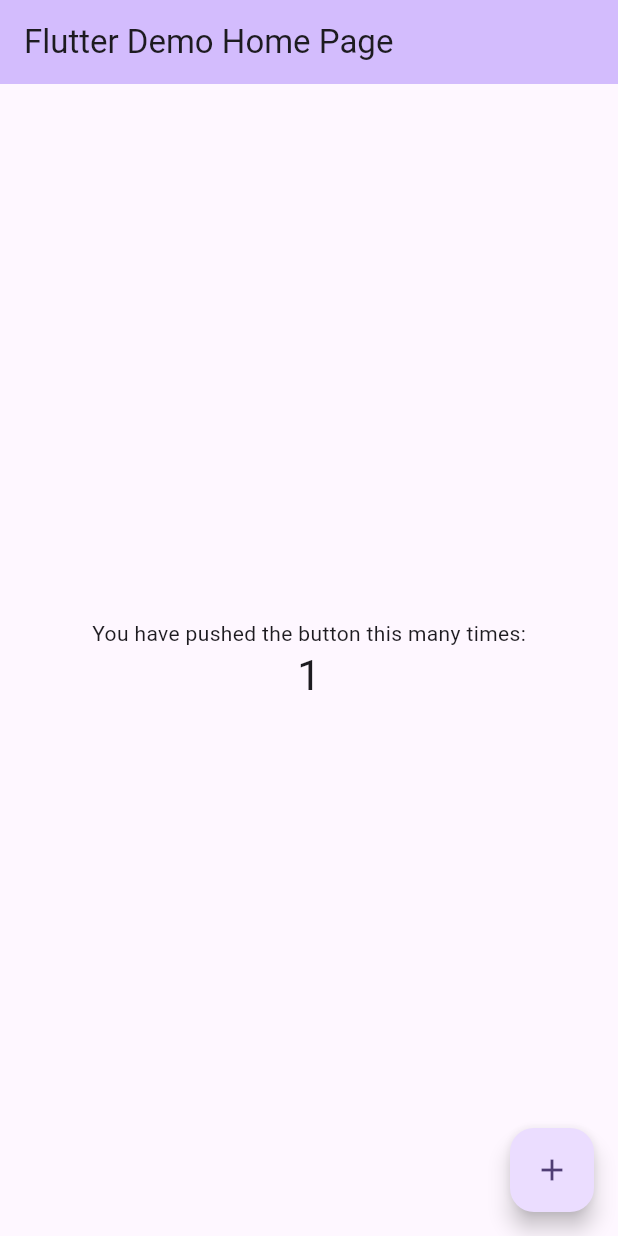
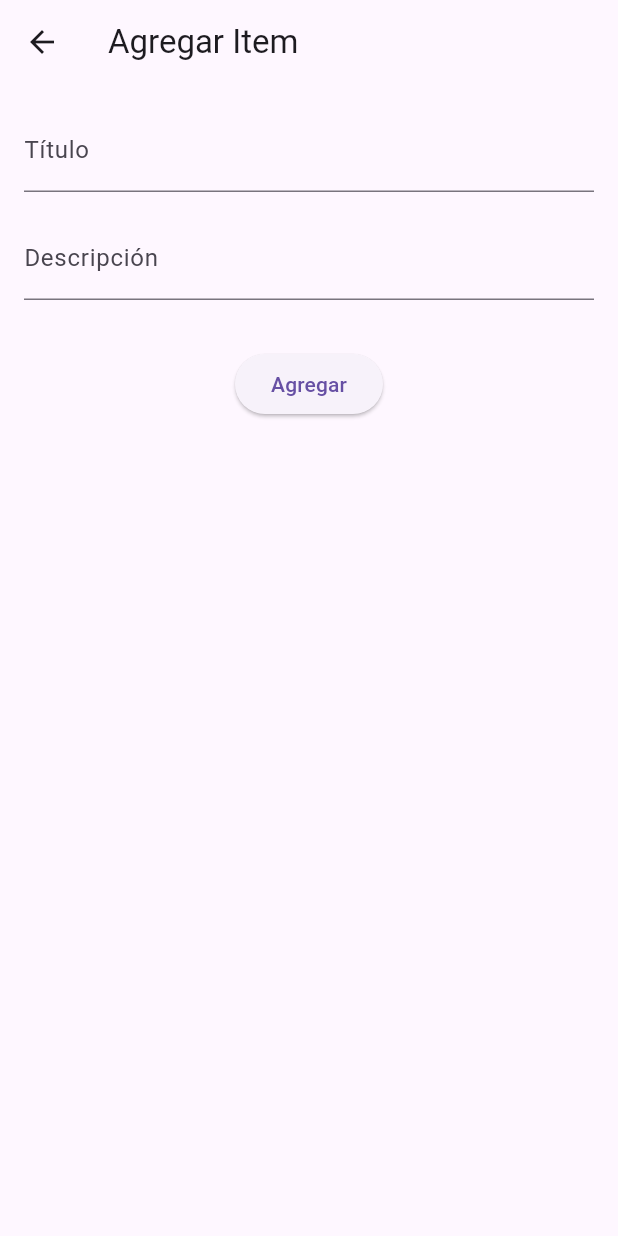
Before and after one commit to Marisolperez22/reto_pragma, a Flutter app: the screen it shows after launch, after a tap on the "add" icon, on a phone screen of 412 x 824 dp. Run offline on Flutter 3.47's test engine with Material 3 defaults, Android fonts, the light colour scheme and no system bars; our stand-ins replace go_router.

Commit message:
full app

```diff
--- /dev/null
+++ b/lib/app.dart
@@ -0,0 +1,15 @@
+import 'package:flutter/material.dart';
+import 'config/app_router.dart';
+
+class MyApp extends StatelessWidget {
+  const MyApp({super.key});
+
+  @override
+  Widget build(BuildContext context) {
+    return MaterialApp.router(
+      title: 'Reto PRAGMA',
+      routerConfig: router,
+      debugShowCheckedModeBanner: false,
+    );
+  }
+}
--- /dev/null
+++ b/lib/config/app_router.dart
@@ -0,0 +1,32 @@
+import 'package:go_router/go_router.dart';
+
+import '../screens/home_screen.dart';
+import '../screens/details_screen.dart';
+import '../screens/form_screen.dart';
+
+final GoRouter router = GoRouter(
+  routes: [
+    GoRoute(
+      path: '/',
+      builder: (context, state) => HomeScreen(),
+    ),
+    GoRoute(
+      path: '/details/:index',
+      builder: (context, state) {
+        final index = int.parse(state.pathParameters['index']!);
+        return DetailsScreen(index: index);
+      },
+    ),
+    GoRoute(
+      path: '/form',
+      builder: (context, state) => FormScreen(),
+    ),
+    GoRoute(
+      path: '/form/:index',
+      builder: (context, state) {
+        final index = int.parse(state.pathParameters['index']!);
+        return FormScreen(index: index);
+      },
+    ),
+  ],
+);
--- a/lib/main.dart
+++ b/lib/main.dart
@@ -1,122 +1,9 @@
 import 'package:flutter/material.dart';
+import 'package:provider/provider.dart';
+
+import 'app.dart';
+import 'providers/item_provider.dart';
 
 void main() {
-  runApp(const MyApp());
+  runApp(ChangeNotifierProvider(create: (_) => ItemProvider(), child: MyApp()));
 }
-
-class MyApp extends StatelessWidget {
-  const MyApp({super.key});
-
-  // This widget is the root of your application.
-  @override
-  Widget build(BuildContext context) {
-    return MaterialApp(
-      title: 'Flutter Demo',
-      theme: ThemeData(
-        // This is the theme of your application.
-        //
-        // TRY THIS: Try running your application with "flutter run". You'll see
-        // the application has a purple toolbar. Then, without quitting the app,
-        // try changing the seedColor in the colorScheme below to Colors.green
-        // and then invoke "hot reload" (save your changes or press the "hot
-        // reload" button in a Flutter-supported IDE, or press "r" if you used
-        // the command line to start the app).
-        //
-        // Notice that the counter didn't reset back to zero; the application
-        // state is not lost during the reload. To reset the state, use hot
-        // restart instead.
-        //
-        // This works for code too, not just values: Most code changes can be
-        // tested with just a hot reload.
-        colorScheme: ColorScheme.fromSeed(seedColor: Colors.deepPurple),
-      ),
-      home: const MyHomePage(title: 'Flutter Demo Home Page'),
-    );
-  }
-}
-
-class MyHomePage extends StatefulWidget {
-  const MyHomePage({super.key, required this.title});
-
-  // This widget is the home page of your application. It is stateful, meaning
-  // that it has a State object (defined below) that contains fields that affect
-  // how it looks.
-
-  // This class is the configuration for the state. It holds the values (in this
-  // case the title) provided by the parent (in this case the App widget) and
-  // used by the build method of the State. Fields in a Widget subclass are
-  // always marked "final".
-
-  final String title;
-
-  @override
-  State<MyHomePage> createState() => _MyHomePageState();
-}
-
-class _MyHomePageState extends State<MyHomePage> {
-  int _counter = 0;
-
-  void _incrementCounter() {
-    setState(() {
-      // This call to setState tells the Flutter framework that something has
-      // changed in this State, which causes it to rerun the build method below
-      // so that the display can reflect the updated values. If we changed
-      // _counter without calling setState(), then the build method would not be
-      // called again, and so nothing would appear to happen.
-      _counter++;
-    });
-  }
-
-  @override
-  Widget build(BuildContext context) {
-    // This method is rerun every time setState is called, for instance as done
-    // by the _incrementCounter method above.
-    //
-    // The Flutter framework has been optimized to make rerunning build methods
-    // fast, so that you can just rebuild anything that needs updating rather
-    // than having to individually change instances of widgets.
-    return Scaffold(
-      appBar: AppBar(
-        // TRY THIS: Try changing the color here to a specific color (to
-        // Colors.amber, perhaps?) and trigger a hot reload to see the AppBar
-        // change color while the other colors stay the same.
-        backgroundColor: Theme.of(context).colorScheme.inversePrimary,
-        // Here we take the value from the MyHomePage object that was created by
-        // the App.build method, and use it to set our appbar title.
-        title: Text(widget.title),
-      ),
-      body: Center(
-        // Center is a layout widget. It takes a single child and positions it
-        // in the middle of the parent.
-        child: Column(
-          // Column is also a layout widget. It takes a list of children and
-          // arranges them vertically. By default, it sizes itself to fit its
-          // children horizontally, and tries to be as tall as its parent.
-          //
-          // Column has various properties to control how it sizes itself and
-          // how it positions its children. Here we use mainAxisAlignment to
-          // center the children vertically; the main axis here is the vertical
-          // axis because Columns are vertical (the cross axis would be
-          // horizontal).
-          //
-          // TRY THIS: Invoke "debug painting" (choose the "Toggle Debug Paint"
-          // action in the IDE, or press "p" in the console), to see the
-          // wireframe for each widget.
-          mainAxisAlignment: MainAxisAlignment.center,
-          children: <Widget>[
-            const Text('You have pushed the button this many times:'),
-            Text(
-              '$_counter',
-              style: Theme.of(context).textTheme.headlineMedium,
-            ),
-          ],
-        ),
-      ),
-      floatingActionButton: FloatingActionButton(
-        onPressed: _incrementCounter,
-        tooltip: 'Increment',
-        child: const Icon(Icons.add),
-      ), // This trailing comma makes auto-formatting nicer for build methods.
-    );
-  }
-}
--- /dev/null
+++ b/lib/models/item.dart
@@ -0,0 +1,6 @@
+class Item {
+  String title;
+  String description;
+
+  Item({required this.title, required this.description});
+}
--- /dev/null
+++ b/lib/providers/item_provider.dart
@@ -0,0 +1,25 @@
+import 'package:flutter/material.dart';
+
+import '../models/item.dart';
+import '../services/item_service.dart';
+
+class ItemProvider extends ChangeNotifier {
+  final ItemService _service = ItemService();
+
+  List<Item> get items => _service.items;
+
+  void addItem(Item item) {
+    _service.addItem(item);
+    notifyListeners();
+  }
+
+  void updateItem(int index, Item item) {
+    _service.updateItem(index, item);
+    notifyListeners();
+  }
+
+  void deleteItem(int index) {
+    _service.deleteItem(index);
+    notifyListeners();
+  }
+}
--- /dev/null
+++ b/lib/screens/form_screen.dart
@@ -0,0 +1,85 @@
+import 'package:flutter/material.dart';
+import 'package:provider/provider.dart';
+import 'package:go_router/go_router.dart';
+
+import '../models/item.dart';
+import '../providers/item_provider.dart';
+
+class FormScreen extends StatefulWidget {
+  final int? index;
+
+  const FormScreen({super.key, this.index});
+
+  @override
+  FormScreenState createState() => FormScreenState();
+}
+
+class FormScreenState extends State<FormScreen> {
+  final _formKey = GlobalKey<FormState>();
+  final _titleController = TextEditingController();
+  final _descController = TextEditingController();
+
+  @override
+  void initState() {
+    super.initState();
+    if (widget.index != null) {
+      final item = context.read<ItemProvider>().items[widget.index!];
+      _titleController.text = item.title;
+      _descController.text = item.description;
+    }
+  }
+
+  void _submit() {
+    if (_formKey.currentState!.validate()) {
+      final item = Item(
+        title: _titleController.text,
+        description: _descController.text,
+      );
+      final provider = context.read<ItemProvider>();
+
+      if (widget.index == null) {
+        provider.addItem(item);
+      } else {
+        provider.updateItem(widget.index!, item);
+      }
+      context.pop();
+    }
+  }
+
+  @override
+  Widget build(BuildContext context) {
+    final isEditing = widget.index != null;
+
+    return Scaffold(
+      appBar: AppBar(title: Text(isEditing ? 'Editar Item' : 'Agregar Item')),
+      body: Padding(
+        padding: EdgeInsets.all(16),
+        child: Form(
+          key: _formKey,
+          child: Column(
+            children: [
+              TextFormField(
+                controller: _titleController,
+                decoration: InputDecoration(labelText: 'Título'),
+                validator: (value) =>
+                    value!.isEmpty ? 'Campo requerido' : null,
+              ),
+              SizedBox(height: 16),
+              TextFormField(
+                controller: _descController,
+                decoration: InputDecoration(labelText: 'Descripción'),
+                validator: (value) =>
+                    value!.isEmpty ? 'Campo requerido' : null,
+              ),
+              SizedBox(height: 32),
+              ElevatedButton(
+                onPressed: _submit,
+                child: Text(isEditing ? 'Actualizar' : 'Agregar'),
+              ),
+            ],
+          ),
+        ),
+      ),
+    );
+  }
+}
--- /dev/null
+++ b/lib/screens/home_screen.dart
@@ -0,0 +1,57 @@
+import 'package:flutter/material.dart';
+import 'package:provider/provider.dart';
+import 'package:go_router/go_router.dart';
+
+import '../providers/item_provider.dart';
+
+class HomeScreen extends StatelessWidget {
+  const HomeScreen({super.key});
+
+  @override
+  Widget build(BuildContext context) {
+    final items = context.watch<ItemProvider>().items;
+
+    return Scaffold(
+      appBar: AppBar(
+        title: Text(
+          'Listado de tarjetas',
+          style: TextStyle(color: Colors.white, fontWeight: FontWeight.bold),
+        ),
+        backgroundColor: Theme.of(context).primaryColor,
+      ),
+      body:
+          items.isEmpty
+              ? Center(child: Text('No hay tarjetas'))
+              : Padding(
+                padding: const EdgeInsets.symmetric(vertical: 20, horizontal: 10),
+                child: ListView.builder(
+                  itemCount: items.length,
+                  itemBuilder: (context, index) {
+                    final item = items[index];
+                    return Card(
+                      margin: EdgeInsets.all(10),
+                      child: ListTile(
+                        title: Text(
+                          item.title,
+                          style: TextStyle(
+                            fontSize: 18,
+                            fontWeight: FontWeight.bold,
+                          ),
+                        ),
+                        subtitle: Text(
+                          item.description,
+                          style: TextStyle(fontSize: 16),
+                        ),
+                        onTap: () => context.push('/details/$index'),
+                      ),
+                    );
+                  },
+                ),
+              ),
+      floatingActionButton: FloatingActionButton(
+        onPressed: () => context.push('/form'),
+        child: Icon(Icons.add),
+      ),
+    );
+  }
+}
--- /dev/null
+++ b/lib/services/item_service.dart
@@ -0,0 +1,17 @@
+import '../models/item.dart';
+
+class ItemService {
+  static final ItemService _instance = ItemService._internal();
+
+  factory ItemService() => _instance;
+
+  ItemService._internal();
+
+  final List<Item> _items = [];
+
+  List<Item> get items => _items;
+
+  void addItem(Item item) => _items.add(item);
+  void deleteItem(int index) => _items.removeAt(index);
+  void updateItem(int index, Item item) => _items[index] = item;
+}
--- a/pubspec.yaml
+++ b/pubspec.yaml
@@ -34,6 +34,8 @@ dependencies:
   # The following adds the Cupertino Icons font to your application.
   # Use with the CupertinoIcons class for iOS style icons.
   cupertino_icons: ^1.0.8
+  go_router: ^15.1.2
+  provider: ^6.1.5
 
 dev_dependencies:
   flutter_test:
```
Also changed, not shown: lib/screens/details_screen.dart (added, +89 -0 lines), lib/widgets/card_widget.dart (added, +51 -0 lines), pubspec.lock, 2 other files.
